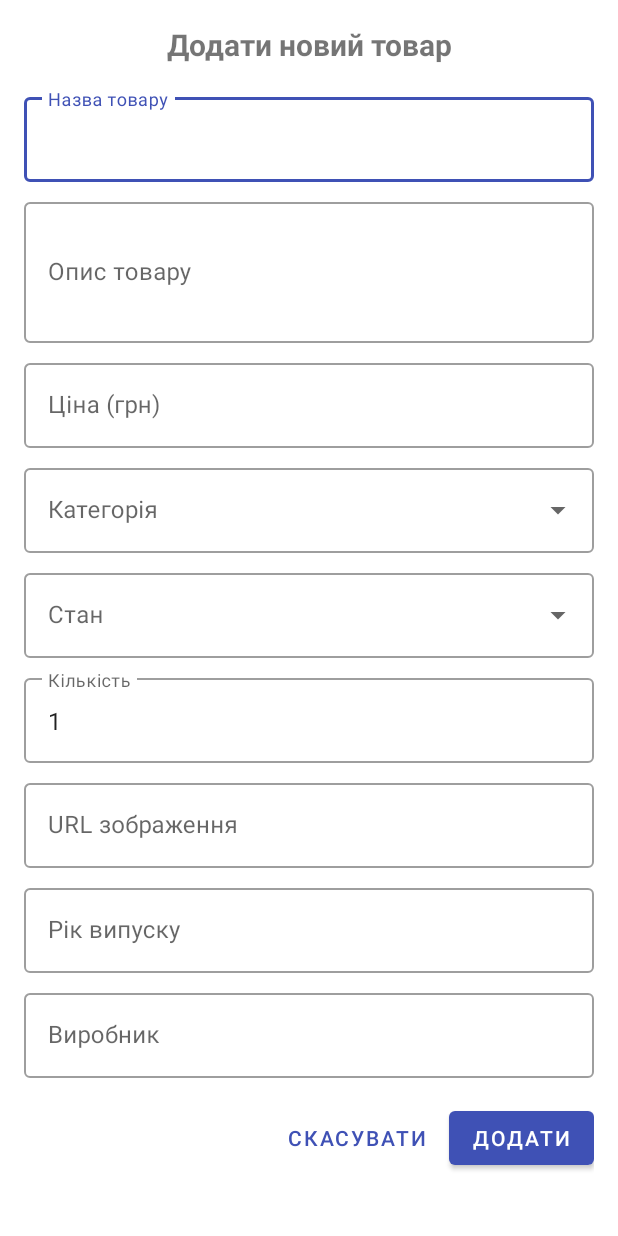
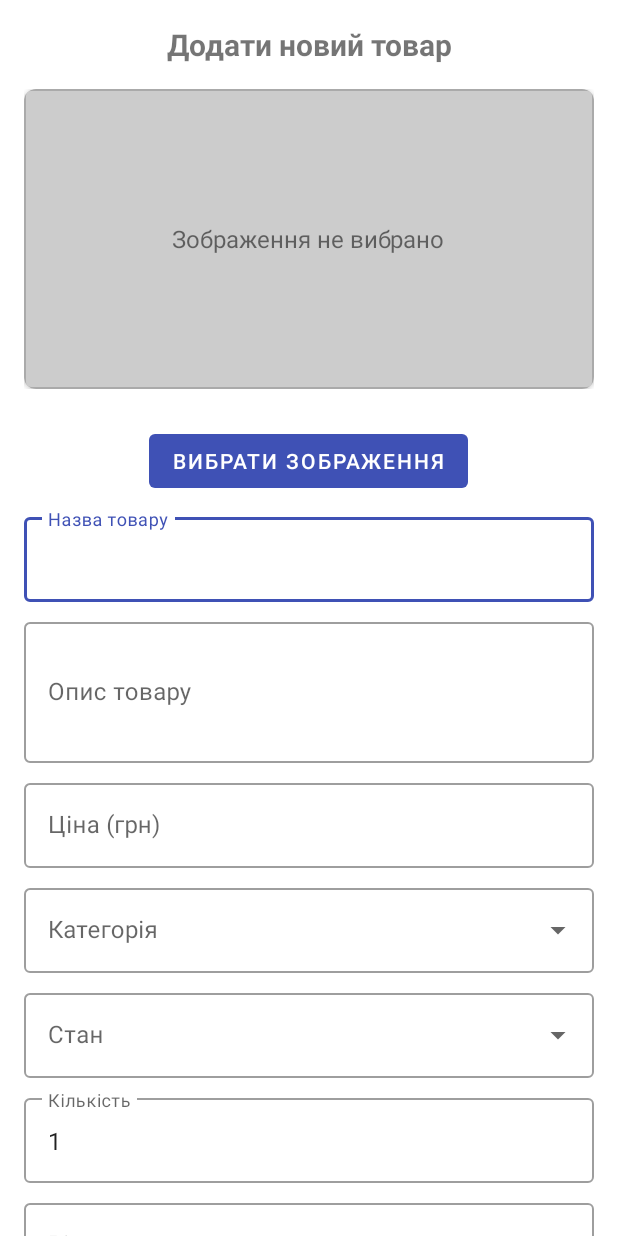
Before and after one commit to Denys2289/retro-gaming-store, an Android app: the layout dialog_add_product.xml on its own in the app's theme, with its tools: preview values and no code run, on a phone screen of 412 x 824 dp. Run offline under Robolectric (Android 15) with nearby library versions, the phone set to English and light mode, and no system bars.

Commit message:
added image utils and work with photo

```diff
--- a/app/src/main/AndroidManifest.xml
+++ b/app/src/main/AndroidManifest.xml
@@ -1,6 +1,9 @@
 <?xml version="1.0" encoding="utf-8"?>
 <manifest xmlns:android="http://schemas.android.com/apk/res/android"
     package="com.example.retrogamingstore">
+    <uses-permission android:name="android.permission.READ_EXTERNAL_STORAGE"
+        android:maxSdkVersion="32" />
+    <uses-permission android:name="android.permission.READ_MEDIA_IMAGES" />
 
     <application
         android:allowBackup="true"
--- a/app/src/main/java/com/example/retrogamingstore/database/AppDatabase.kt
+++ b/app/src/main/java/com/example/retrogamingstore/database/AppDatabase.kt
@@ -7,7 +7,7 @@ import androidx.room.RoomDatabase
 import com.example.retrogamingstore.model.Product
 import com.example.retrogamingstore.model.User
 
-@Database(entities = [User::class, Product::class], version = 3, exportSchema = false)
+@Database(entities = [User::class, Product::class], version = 4, exportSchema = false)
 abstract class AppDatabase : RoomDatabase() {
     abstract fun userDao(): UserDao
     abstract fun productDao(): ProductDao
--- a/app/src/main/java/com/example/retrogamingstore/model/Product.kt
+++ b/app/src/main/java/com/example/retrogamingstore/model/Product.kt
@@ -10,7 +10,7 @@ data class Product(
     val name: String,
     val description: String,
     val price: Double,
-    val imageUrl: String,
+    val imagePath: String, // Шлях до зображення у внутрішньому сховищі
     val category: String,
     val condition: String, // Наприклад: "New", "Used - Good", "Used - Fair"
     val inStock: Boolean = true,
--- a/app/src/main/res/layout/dialog_add_product.xml
+++ b/app/src/main/res/layout/dialog_add_product.xml
@@ -2,6 +2,7 @@
 <androidx.core.widget.NestedScrollView
     xmlns:android="http://schemas.android.com/apk/res/android"
     xmlns:app="http://schemas.android.com/apk/res-auto"
+    xmlns:tools="http://schemas.android.com/tools"
     android:layout_width="match_parent"
     android:layout_height="wrap_content">
 
@@ -19,6 +20,48 @@
             android:textStyle="bold"
             android:gravity="center"
             android:layout_marginBottom="16dp" />
+
+        <!-- Блок з зображенням -->
+        <FrameLayout
+            android:layout_width="match_parent"
+            android:layout_height="wrap_content"
+            android:layout_marginBottom="24dp">  <!-- Збільшено відступ знизу -->
+
+            <androidx.cardview.widget.CardView
+                android:layout_width="match_parent"
+                android:layout_height="200dp"
+                android:layout_gravity="center"
+                app:cardCornerRadius="8dp"
+                app:cardElevation="2dp">
+
+                <ImageView
+                    android:id="@+id/iv_product_image_preview"
+                    android:layout_width="match_parent"
+                    android:layout_height="match_parent"
+                    android:scaleType="centerCrop"
+                    android:src="@drawable/placeholder_game" />
+
+                <TextView
+                    android:id="@+id/tv_no_image_selected"
+                    android:layout_width="wrap_content"
+                    android:layout_height="wrap_content"
+                    android:layout_gravity="center"
+                    android:text="Зображення не вибрано"
+                    android:textSize="16sp" />
+
+            </androidx.cardview.widget.CardView>
+
+
+        </FrameLayout>
+
+        <Button
+            android:id="@+id/btn_select_image"
+            style="@style/Widget.MaterialComponents.Button.UnelevatedButton"
+            android:layout_width="wrap_content"
+            android:layout_height="wrap_content"
+            android:layout_gravity="bottom|center_horizontal"
+            android:layout_marginBottom="8dp"
+            android:text="Вибрати зображення" />
 
         <com.google.android.material.textfield.TextInputLayout
             android:layout_width="match_parent"
@@ -113,20 +156,6 @@
             style="@style/Widget.MaterialComponents.TextInputLayout.OutlinedBox">
 
             <com.google.android.material.textfield.TextInputEditText
-                android:id="@+id/et_product_image_url"
-                android:layout_width="match_parent"
-                android:layout_height="wrap_content"
-                android:hint="URL зображення"
-                android:inputType="textUri" />
-        </com.google.android.material.textfield.TextInputLayout>
-
-        <com.google.android.material.textfield.TextInputLayout
-            android:layout_width="match_parent"
-            android:layout_height="wrap_content"
-            android:layout_marginBottom="8dp"
-            style="@style/Widget.MaterialComponents.TextInputLayout.OutlinedBox">
-
-            <com.google.android.material.textfield.TextInputEditText
                 android:id="@+id/et_product_year"
                 android:layout_width="match_parent"
                 android:layout_height="wrap_content"
```
Also changed, not shown: app/src/main/java/com/example/retrogamingstore/ui/adapter/ProductAdapter.kt (+14 -7 lines), app/src/main/java/com/example/retrogamingstore/ui/admin/AdminHomeFragment.kt (+78 -8 lines), app/src/main/java/com/example/retrogamingstore/utils/ImageUtils.kt (added, +65 -0 lines).
